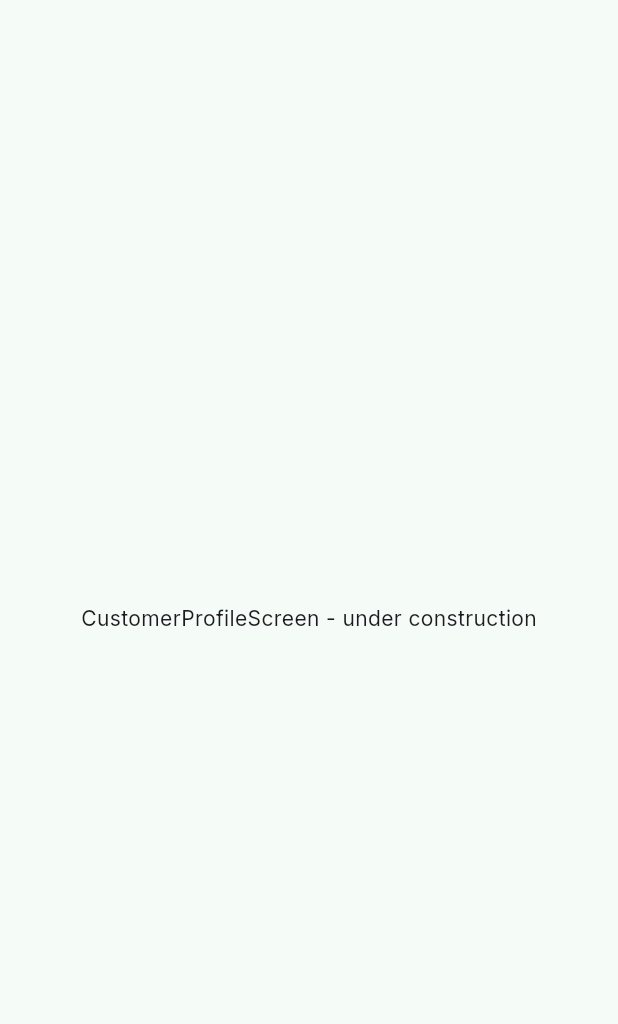
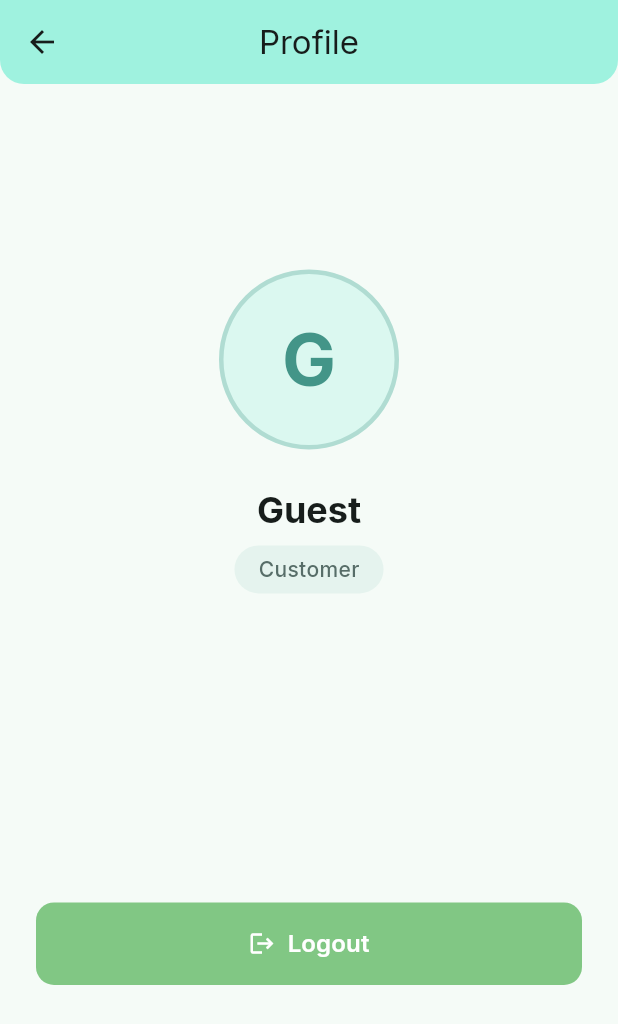
Before and after one commit to LawkZanyar/FreshCart, a Flutter app: the CustomerProfileScreen screen opened by its route, on a phone screen of 412 x 824 dp. Shown: the top 1024 px of the screen. Run offline on Flutter 3.47's test engine with Material 3 defaults, Android fonts, the phone set to English and light mode, and no system bars; our stand-ins replace dots_indicator, google_fonts, material_color_utilities, persistent_bottom_nav_bar_v2, shared_preferences; accounts and stored records are empty.

Commit message:
SCRUM-33 Customer profile screen, with logout functionalities

```diff
--- a/fresh_cart_grocery_app/lib/screens/customer_profile_screen.dart
+++ b/fresh_cart_grocery_app/lib/screens/customer_profile_screen.dart
@@ -1,12 +1,134 @@
 import 'package:flutter/material.dart';
+import 'package:provider/provider.dart';
+import '../core_models/user_state.dart';
+import '../routes/routes.dart';
+import '../services/cart_service.dart';
 
 class CustomerProfileScreen extends StatelessWidget {
   const CustomerProfileScreen({super.key});
 
+  void _showLogoutDialog(BuildContext context) {
+    showDialog(
+      context: context,
+      builder: (dialogContext) => AlertDialog(
+        title: const Text('Logout'),
+        content: const Text('Are you sure you want to logout?'),
+        actions: [
+          TextButton(
+            onPressed: () => Navigator.of(dialogContext).pop(),
+            child: const Text('No'),
+          ),
+          TextButton(
+            onPressed: () {
+              Navigator.of(dialogContext).pop();
+              // Clear cart data before logout
+              context.read<CartService>().clear();
+              // Navigate to root navigator to clear bottom nav stack completely
+              Navigator.of(context, rootNavigator: true).pushNamedAndRemoveUntil(
+                AppRoutes.login,
+                (route) => false,
+              );
+            },
+            child: const Text('Yes'),
+          ),
+        ],
+      ),
+    );
+  }
+
   @override
   Widget build(BuildContext context) {
-    return const Scaffold(
-      body: Center(child: Text('CustomerProfileScreen - under construction'),)
+    final username = UserState.of(context)?.username ?? 'Guest';
+    final theme = Theme.of(context);
+
+    return Scaffold(
+      appBar: AppBar(
+        title: const Text('Profile'),
+      ),
+      body: SingleChildScrollView(
+        child: Padding(
+          padding: const EdgeInsets.symmetric(horizontal: 24.0),
+          child: Column(
+            children: [
+              SizedBox(height: MediaQuery.of(context).size.height * 0.15),
+              // Profile Picture Placeholder
+              Container(
+                width: 120,
+                height: 120,
+                decoration: BoxDecoration(
+                  color: theme.colorScheme.primaryContainer.withOpacity(0.3),
+                  shape: BoxShape.circle,
+                  border: Border.all(
+                    color: theme.colorScheme.primary.withOpacity(0.2),
+                    width: 3,
+                  ),
+                ),
+                child: Center(
+                  child: Text(
+                    username[0].toUpperCase(),
+                    style: TextStyle(
+                      fontSize: 48,
+                      fontWeight: FontWeight.bold,
+                      color: theme.colorScheme.primary.withOpacity(0.7),
+                    ),
+                  ),
+                ),
+              ),
+              const SizedBox(height: 24),
+              // Username
+              Text(
+                username,
+                style: theme.textTheme.headlineSmall?.copyWith(
+                  fontWeight: FontWeight.bold,
+                  color: theme.colorScheme.onSurface,
+                ),
+              ),
+              const SizedBox(height: 8),
+              // Role
+              Container(
+                padding: const EdgeInsets.symmetric(horizontal: 16, vertical: 6),
+                decoration: BoxDecoration(
+                  color: theme.colorScheme.secondaryContainer.withOpacity(0.4),
+                  borderRadius: BorderRadius.circular(20),
+                ),
+                child: Text(
+                  'Customer',
+                  style: theme.textTheme.bodyMedium?.copyWith(
+                    color: theme.colorScheme.onSecondaryContainer.withOpacity(0.8),
+                    fontWeight: FontWeight.w500,
+                  ),
+                ),
+              ),
+              SizedBox(height: MediaQuery.of(context).size.height * 0.25),
+              // Logout Button
+              SizedBox(
+                width: double.infinity,
+                child: ElevatedButton.icon(
+                  onPressed: () => _showLogoutDialog(context),
+                  style: ElevatedButton.styleFrom(
+                    backgroundColor: const Color(0xFF81C784), // Light green
+                    foregroundColor: Colors.white,
+                    padding: const EdgeInsets.symmetric(vertical: 16),
+                    shape: RoundedRectangleBorder(
+                      borderRadius: BorderRadius.circular(12),
+                    ),
+                    elevation: 0,
+                  ),
+                  icon: const Icon(Icons.logout),
+                  label: const Text(
+                    'Logout',
+                    style: TextStyle(
+                      fontSize: 16,
+                      fontWeight: FontWeight.w600,
+                    ),
+                  ),
+                ),
+              ),
+              const SizedBox(height: 100), // Extra padding for bottom nav bar
+            ],
+          ),
+        ),
+      ),
     );
   }
 }
```
